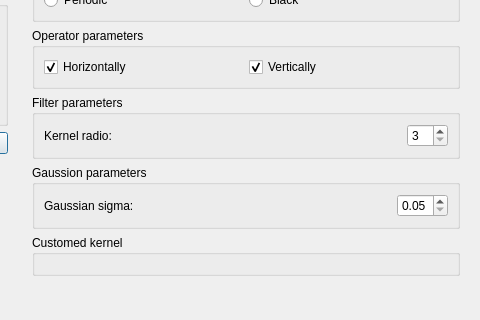
This is src/FilterDialog.ui in Ovilia/PIP as Qt 5 draws it before an edit; both pictures show x 151 to 631 and y 152 to 472 of the 631 by 472 pixel window. The edited form follows.
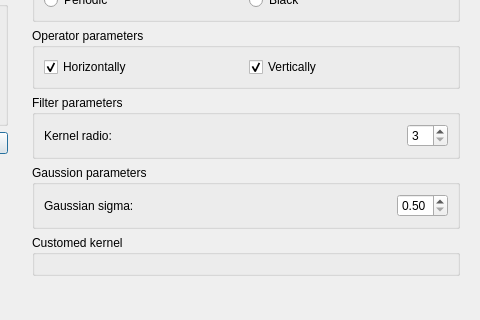
This is the edited form. Icons and pictures are not drawn.

What changed in the file:
```diff
--- a/src/FilterDialog.ui
+++ b/src/FilterDialog.ui
@@ -367,7 +367,7 @@
             <item>
              <widget class="QDoubleSpinBox" name="sigmaSpin">
               <property name="minimum">
-               <double>0.050000000000000</double>
+               <double>0.500000000000000</double>
               </property>
               <property name="maximum">
                <double>5.000000000000000</double>
```
Left out of the diff: 2 changed lines with no effect on the pictures.
